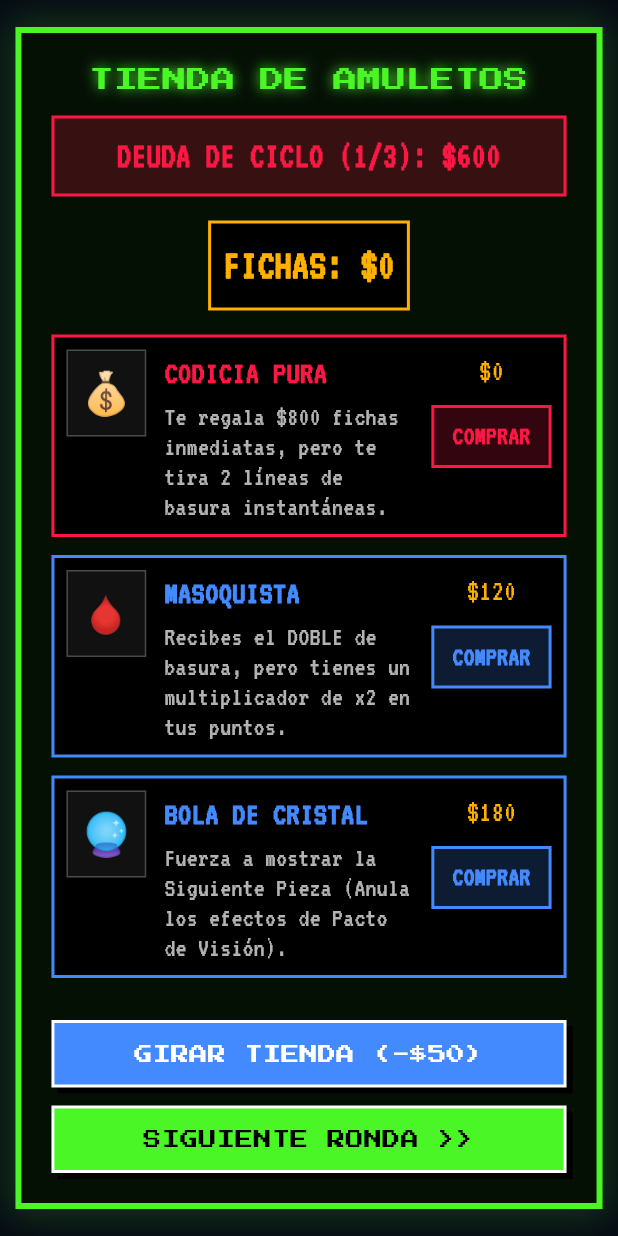
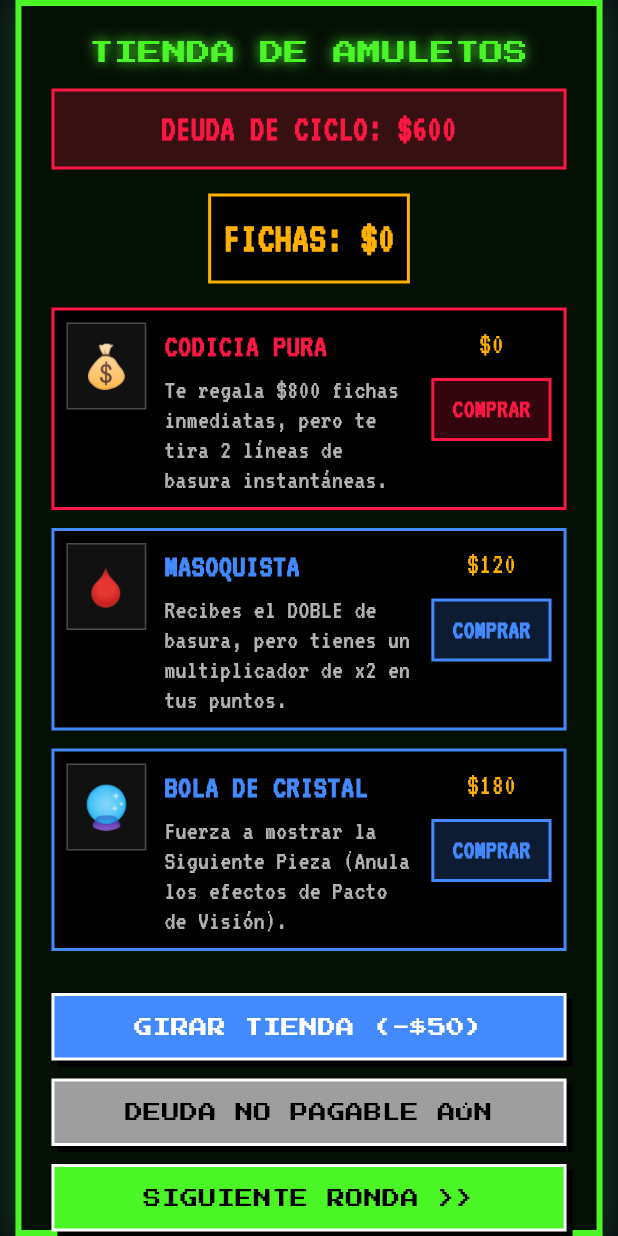
Before and after one commit to R132024/Tetrix-Ultimate-V0.1, a Flutter app: the CasinoShopModal widget shown alone on an empty page, opened directly with empty values, after a tap on "SIGUIENTE RONDA >>", on a phone screen of 412 x 824 dp. Run offline on Flutter 3.47's test engine with Material 3 defaults, Android fonts, the phone set to English and light mode, and no system bars; our stand-ins replace app_links, audioplayers, firebase_core, firebase_database, google_fonts, google_mobile_ads and 6 more; missing offline and left inert: audio_session, flutter_webrtc, nearby_connections, oauth2, spotify; accounts and stored records are empty; network calls fail; statements that could not run were skipped.

Commit message:
feat: allow early cycle debt payment and simplify HUD

```diff
--- a/lib/casino/logic/casino_engine.dart
+++ b/lib/casino/logic/casino_engine.dart
@@ -36,8 +36,9 @@ class CasinoEngine implements GameEngine {
   int get currentCycle => ((currentRound - 1) ~/ 3) + 1;
   int get roundInCycle => ((currentRound - 1) % 3) + 1;
   bool get isDebtRound => roundInCycle == 3;
+  bool isCycleDebtPaid = false;
   int get targetScore => (1000 * pow(1.8, currentRound - 1)).floor();
-  int get targetDebt => (currentCycle * 600) + ((currentCycle - 1) * 300);
+  int get targetDebt => isCycleDebtPaid ? 0 : (currentCycle * 600) + ((currentCycle - 1) * 300);
   List<Charm> activeCharms = [];
   int roundScore = 0;
   int runMoney = 0; // Fichas de la partida (Run Money)
@@ -177,6 +178,9 @@ class CasinoEngine implements GameEngine {
     activeCharms.clear();
     roundScore = 0;
     runMoney = 0;
+    isCycleDebtPaid = false;
+
+    // Reset combat/modifiers
     dropSpeedMultiplier = 1.0;
     hideNextPiece = false;
     invertedControls = false;
@@ -191,6 +195,9 @@ class CasinoEngine implements GameEngine {
 
   void nextRound() {
     currentRound++;
+    if (roundInCycle == 1) {
+      isCycleDebtPaid = false;
+    }
     roundScore = 0;
     baseRoundSpeedMultiplier *= 1.15; // +15% drop speed per round
     pendingGarbage += 1; // 1 line of tax garbage
--- a/lib/casino/ui/casino_shop_modal.dart
+++ b/lib/casino/ui/casino_shop_modal.dart
@@ -76,7 +76,7 @@ class _CasinoShopModalState extends State<CasinoShopModal> {
 
   @override
   Widget build(BuildContext context) {
-    final bool canPayDebt = !widget.engine.isDebtRound || widget.engine.runMoney >= widget.engine.targetDebt;
+    final bool canPayDebt = widget.engine.runMoney >= widget.engine.targetDebt;
 
     return BackdropFilter(
       filter: ImageFilter.blur(sigmaX: 5, sigmaY: 5),
@@ -118,9 +118,15 @@ class _CasinoShopModalState extends State<CasinoShopModal> {
                     border: Border.all(color: crtRed, width: 2),
                   ),
                   child: Text(
-                    'DEUDA DE CICLO (${widget.engine.roundInCycle}/3): \$${widget.engine.targetDebt}',
+                    widget.engine.isCycleDebtPaid
+                        ? 'DEUDA DE CICLO: PAGADA'
+                        : 'DEUDA DE CICLO: \$${widget.engine.targetDebt}',
                     textAlign: TextAlign.center,
-                    style: GoogleFonts.vt323(color: crtRed, fontSize: 24, fontWeight: FontWeight.bold),
+                    style: GoogleFonts.vt323(
+                      color: widget.engine.isCycleDebtPaid ? const Color(0xFF00E676) : crtRed,
+                      fontSize: 24,
+                      fontWeight: FontWeight.bold
+                    ),
                   ),
                 ),
 
@@ -152,19 +158,37 @@ class _CasinoShopModalState extends State<CasinoShopModal> {
                   onPressed: _reroll,
                 ),
                 const SizedBox(height: 12),
+                if (!widget.engine.isCycleDebtPaid && !widget.engine.isDebtRound) ...[
+                  _buildRetroButton(
+                    text: canPayDebt ? 'PAGAR DEUDA ADELANTADA' : 'DEUDA NO PAGABLE AÚN',
+                    color: canPayDebt ? const Color(0xFF00E676) : Colors.grey,
+                    textColor: Colors.black,
+                    onPressed: () {
+                      if (canPayDebt) {
+                        setState(() {
+                          widget.engine.runMoney -= widget.engine.targetDebt;
+                          widget.engine.isCycleDebtPaid = true;
+                        });
+                        AudioService.instance.playComprar();
+                      }
+                    },
+                  ),
+                  const SizedBox(height: 12),
+                ],
                 _buildRetroButton(
-                  text: widget.engine.isDebtRound
-                      ? (canPayDebt ? 'PAGAR DEUDA Y AVANZAR >>' : 'BANCARROTA (MORIR)')
-                      : 'SIGUIENTE RONDA >>',
-                  color: canPayDebt ? crtGreen : crtRed,
+                  text: widget.engine.isCycleDebtPaid || !widget.engine.isDebtRound
+                      ? 'SIGUIENTE RONDA >>'
+                      : (canPayDebt ? 'PAGAR DEUDA Y AVANZAR >>' : 'BANCARROTA (MORIR)'),
+                  color: (widget.engine.isCycleDebtPaid || !widget.engine.isDebtRound || canPayDebt) ? crtGreen : crtRed,
                   textColor: Colors.black,
                   onPressed: () {
-                    if (canPayDebt) {
-                      if (widget.engine.isDebtRound) {
-                        setState(() {
-                          widget.engine.runMoney -= widget.engine.targetDebt;
-                        });
-                      }
+                    if (widget.engine.isCycleDebtPaid || !widget.engine.isDebtRound) {
+                      widget.onNextRound();
+                    } else if (canPayDebt) {
+                      setState(() {
+                        widget.engine.runMoney -= widget.engine.targetDebt;
+                        widget.engine.isCycleDebtPaid = true;
+                      });
                       widget.onNextRound();
                     } else {
                       widget.onGameOver();
```
Also changed, not shown: lib/casino/ui/casino_screen.dart (+6 -2 lines), 1 other file.
